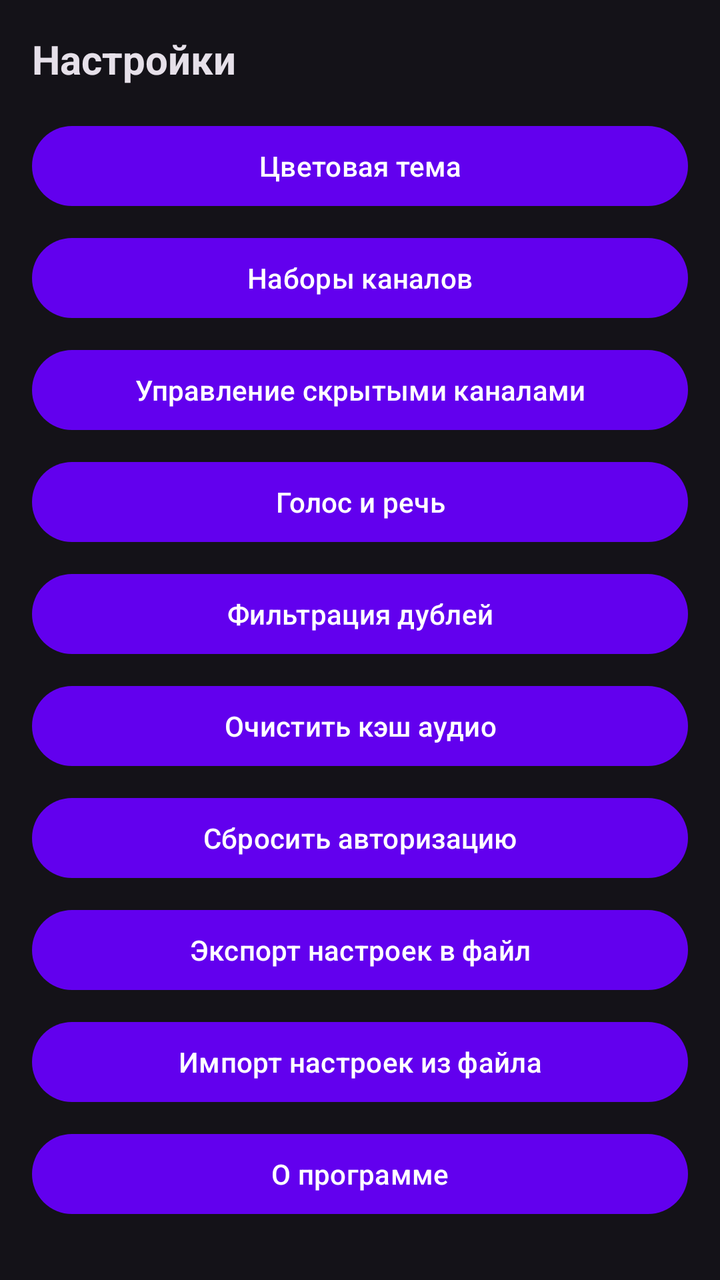
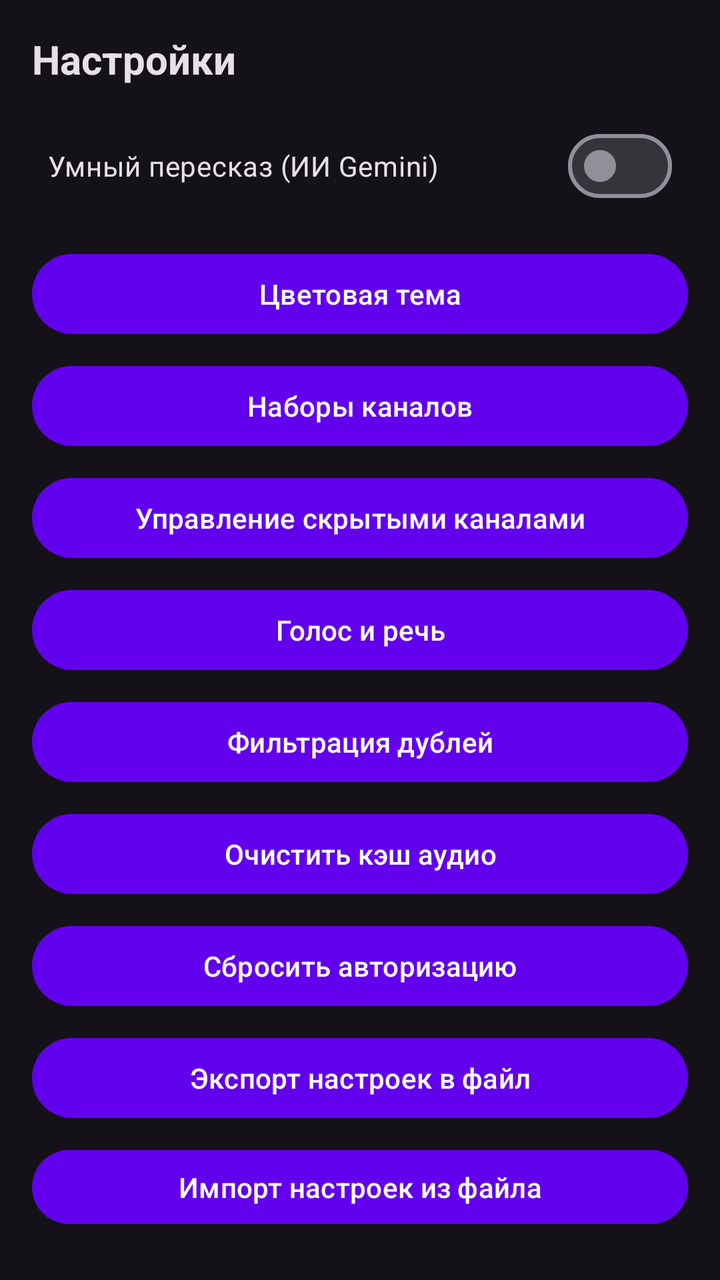

Before-and-after screenshots of an Android layout around one commit, followed by the original layout XML and the change that was made.
<!-- AndroidManifest.xml: application theme Theme.TelegramNewsReader -->
<!-- res/layout/dialog_settings.xml -->
<?xml version="1.0" encoding="utf-8"?>
<LinearLayout xmlns:android="http://schemas.android.com/apk/res/android"
    android:layout_width="match_parent"
    android:layout_height="wrap_content"
    android:orientation="vertical"
    android:padding="16dp">

    <TextView
        android:layout_width="wrap_content"
        android:layout_height="wrap_content"
        android:text="Настройки"
        android:textSize="20sp"
        android:textStyle="bold"
        android:layout_marginBottom="16dp"
        android:textColor="?attr/colorOnSurface" />

    <Button
        android:id="@+id/btn_color_theme"
        android:layout_width="match_parent"
        android:layout_height="wrap_content"
        android:text="Цветовая тема"
        android:layout_marginBottom="8dp"
        style="@style/Widget.Material3.Button" />

    <Button
        android:id="@+id/btn_manage_presets_settings"
        android:layout_width="match_parent"
        android:layout_height="wrap_content"
        android:text="Наборы каналов"
        android:layout_marginBottom="8dp"
        style="@style/Widget.Material3.Button" />

    <Button
        android:id="@+id/btn_manage_hidden"
        android:layout_width="match_parent"
        android:layout_height="wrap_content"
        android:text="Управление скрытыми каналами"
        android:layout_marginBottom="8dp"
        style="@style/Widget.Material3.Button" />

    <Button
        android:id="@+id/btn_voice_settings"
        android:layout_width="match_parent"
        android:layout_height="wrap_content"
        android:text="Голос и речь"
        android:layout_marginBottom="8dp"
        style="@style/Widget.Material3.Button" />

    <Button
        android:id="@+id/btn_dedup_settings"
        android:layout_width="match_parent"
        android:layout_height="wrap_content"
        android:text="@string/dedup_title"
        android:layout_marginBottom="8dp"
        style="@style/Widget.Material3.Button" />

    <Button
        android:id="@+id/btn_clear_cache"
        android:layout_width="match_parent"
        android:layout_height="wrap_content"
        android:text="Очистить кэш аудио"
        android:layout_marginBottom="8dp"
        style="@style/Widget.Material3.Button" />

    <Button
        android:id="@+id/btn_reset_auth"
        android:layout_width="match_parent"
        android:layout_height="wrap_content"
        android:text="Сбросить авторизацию"
        android:layout_marginBottom="8dp"
        style="@style/Widget.Material3.Button" />

    <Button
        android:id="@+id/btn_export_settings"
        android:layout_width="match_parent"
        android:layout_height="wrap_content"
        android:text="Экспорт настроек в файл"
        android:layout_marginBottom="8dp"
        style="@style/Widget.Material3.Button" />

    <Button
        android:id="@+id/btn_import_settings"
        android:layout_width="match_parent"
        android:layout_height="wrap_content"
        android:text="Импорт настроек из файла"
        android:layout_marginBottom="8dp"
        style="@style/Widget.Material3.Button" />

    <Button
        android:id="@+id/btn_about"
        android:layout_width="match_parent"
        android:layout_height="wrap_content"
        android:text="О программе"
        style="@style/Widget.Material3.Button" />

</LinearLayout>
<!-- resources referenced by this layout -->
<resources>
  <string name="dedup_title">Фильтрация дублей</string>
  <style name="Theme.TelegramNewsReader" parent="Theme.TelegramNewsReader.Purple" />
  <style name="Theme.TelegramNewsReader.Purple" parent="Theme.Material3.Dark.NoActionBar">
          <item name="colorPrimary">@color/purple_500</item>
          <item name="colorPrimaryVariant">@color/purple_700</item>
          <item name="colorOnPrimary">@color/white</item>
          <item name="android:statusBarColor">?attr/colorPrimaryVariant</item>
          <item name="actionBarStyle">@style/CustomActionBarStyle</item>
      </style>
  <color name="purple_500">#FF6200EE</color>
  <color name="purple_700">#FF3700B3</color>
  <color name="white">#FFFFFFFF</color>
  <style name="CustomActionBarStyle" parent="Widget.Material3.ActionBar.Solid">
          <item name="titleTextStyle">@style/CustomActionBarTitle</item>
          <item name="android:titleTextStyle">@style/CustomActionBarTitle</item>
      </style>
  <style name="CustomActionBarTitle" parent="TextAppearance.Material3.ActionBar.Title">
          <item name="android:textSize">18sp</item>
          <item name="android:textStyle">bold</item>
          <item name="android:textColor">@color/white</item>
          <item name="android:gravity">center</item>
          <item name="android:layout_gravity">center</item>
      </style>
</resources>

<!-- the commit's change to res/layout/dialog_settings.xml (unified diff, before → after) -->
@@ -13,6 +13,14 @@
         android:textStyle="bold"
         android:layout_marginBottom="16dp"
         android:textColor="?attr/colorOnSurface" />
+
+    <com.google.android.material.materialswitch.MaterialSwitch
+        android:id="@+id/switch_ai_summary"
+        android:layout_width="match_parent"
+        android:layout_height="wrap_content"
+        android:text="Умный пересказ (ИИ Gemini)"
+        android:layout_marginBottom="16dp"
+        android:padding="8dp" />
 
     <Button
         android:id="@+id/btn_color_theme"
